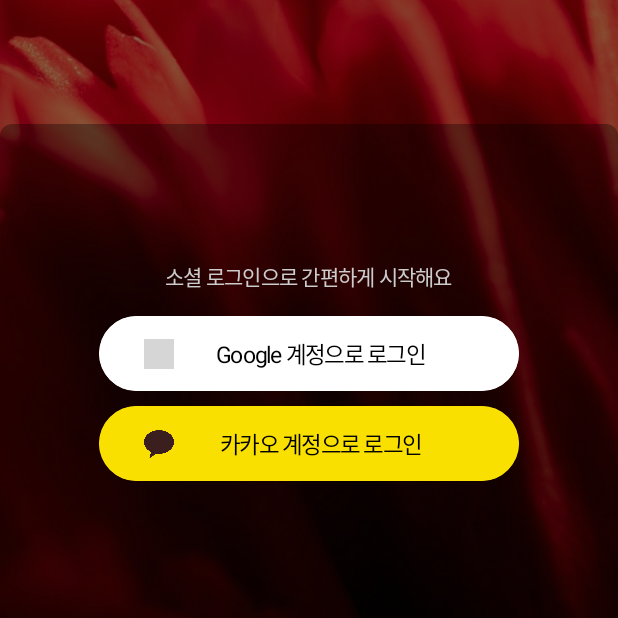
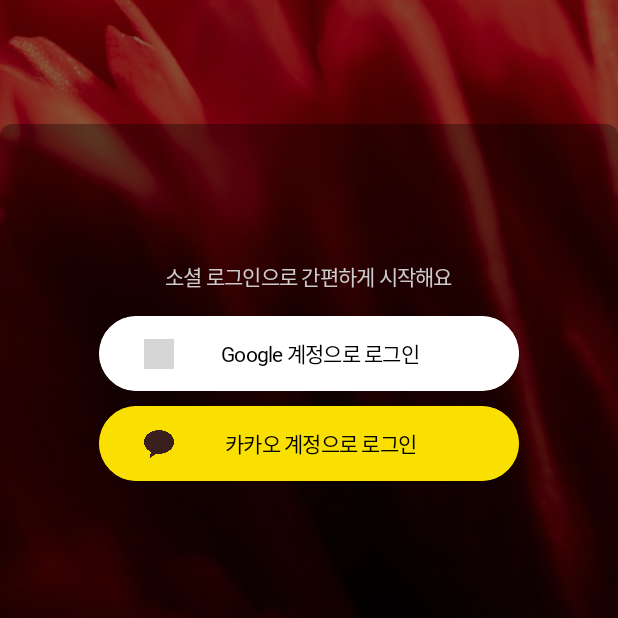
Before and after one commit to jangjh123/AllPouse-Android, an Android app built with Jetpack Compose: the LoginActivity screen opened directly, with no data from a screen before it, on a phone screen of 412 x 824 dp, the part 618-1236 px from its top. Run offline under Robolectric (Android 15) with nearby library versions, the phone set to English and light mode, and no system bars; Roboto replaces fonts that are not available here; grey boxes are pictures that could not be loaded.

Commit message:
[ui] LoginActivity UI 수정

```diff
--- a/app/src/main/java/com/jangjh123/allpouse_android/ui/login/LoginActivity.kt
+++ b/app/src/main/java/com/jangjh123/allpouse_android/ui/login/LoginActivity.kt
@@ -183,14 +183,11 @@ private fun LoginButton(
             contentScale = ContentScale.FillBounds
         )
 
-        Text(
+        APText(
+            modifier = Modifier.align(Center).padding(start = 16.dp),
             text = stringResource(id = textId),
-            fontSize = 15.sp,
-            letterSpacing = (-0.5).sp,
-            color = Color.Black,
-            modifier = Modifier
-                .align(Alignment.Center)
-                .padding(start = 16.dp)
+            fontSize = 14.sp,
+            fontColor = Color.Black
         )
     }
 }
```
